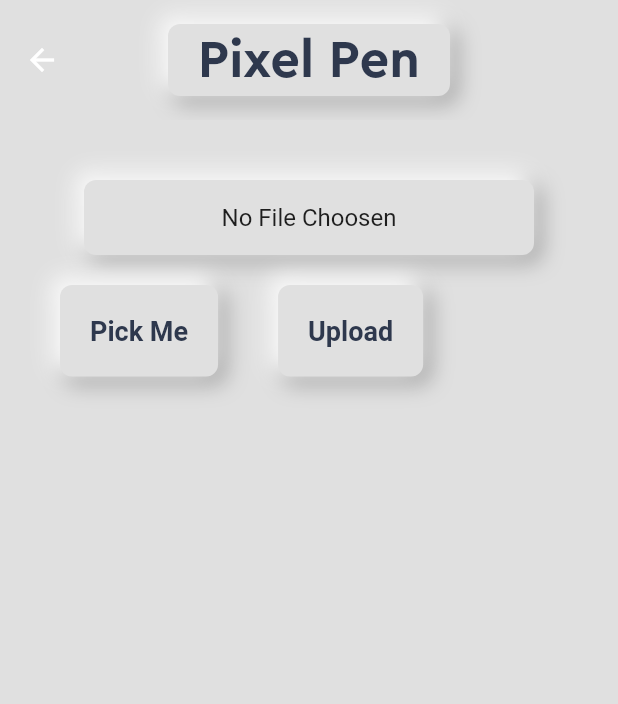
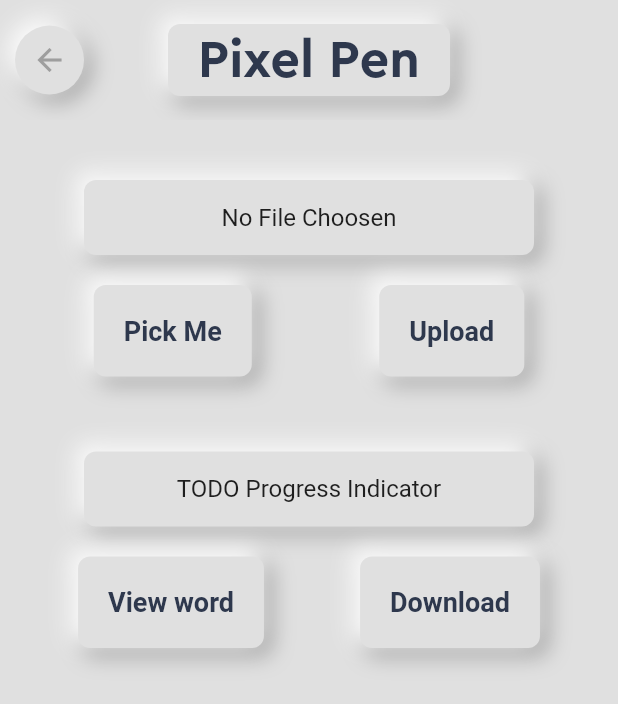
Before and after one commit to deepanshu-rajput-git/Pixel-Pen, a Flutter app: the HomePage screen opened directly, on a phone screen of 412 x 824 dp. Shown: the top 704 px of the screen. Run offline on Flutter 3.47's test engine with Material 2 defaults, Android fonts, the light colour scheme and no system bars; our stand-ins replace animate_do, file_picker, get, liquid_progress_indicator_v2.

Commit message:
Navigation button updated

```diff
--- a/lib/HomePage.dart
+++ b/lib/HomePage.dart
@@ -1,5 +1,7 @@
 import 'package:animate_do/animate_do.dart';
 import 'package:flutter/material.dart';
+import 'package:liquid_progress_indicator_v2/liquid_progress_indicator.dart';
+import 'package:pixel_pen/utils/ProgressIndicator.dart';
 import 'package:pixel_pen/utils/colors.dart';
 import 'package:pixel_pen/widgets/MainButton.dart';
 import 'package:file_picker/file_picker.dart';
@@ -45,6 +47,41 @@ class _HomePageState extends State<HomePage> {
       backgroundColor: AppColors.backgroundColor,
       appBar: AppBar(
         toolbarHeight: 80,
+        leading: Padding(
+          padding: const EdgeInsets.only(left: 10),
+          child: Container(
+            // height: 40, // Set the desired height
+            // width: 40, // Set the desired width
+            decoration: BoxDecoration(
+              shape: BoxShape.circle, // Use a circular shape for the button
+              color: AppColors.backgroundColor,
+              boxShadow: [
+                BoxShadow(
+                  color: AppColors.darkColor!,
+                  blurRadius: 12,
+                  offset: const Offset(4, 4),
+                  spreadRadius: 1,
+                ),
+                const BoxShadow(
+                  color: Colors.white,
+                  blurRadius: 12,
+                  offset: Offset(-4, -4),
+                  spreadRadius: 1,
+                ),
+              ],
+            ),
+            child: IconButton(
+              iconSize: 24, // Set the desired icon size
+              icon: Icon(
+                Icons.arrow_back,
+                color: AppColors.darkColor,
+              ),
+              onPressed: () {
+                Navigator.pop(context);
+              },
+            ),
+          ),
+        ),
         title: BounceInDown(
           delay: const Duration(milliseconds: 800),
           duration: const Duration(milliseconds: 2000),
@@ -128,6 +165,7 @@ class _HomePageState extends State<HomePage> {
                 ],
               ),
               Row(
+                mainAxisAlignment: MainAxisAlignment.spaceAround,
                 children: [
                   MainButton(
                     child: const Text(
@@ -150,7 +188,73 @@ class _HomePageState extends State<HomePage> {
                           color: AppColors.titleColor),
                     ),
                     onPressed: () {
-                      pickPDFFile();
+                      //TO DO Upload file
+                    },
+                  ),
+                ],
+              ),
+              // const MyProgressIndicator(progress: 0.1),
+              SizedBox(height: 30),
+              Row(
+                mainAxisAlignment: MainAxisAlignment.center,
+                children: [
+                  Container(
+                    width: 300,
+                    height: 100 / 2,
+                    decoration: BoxDecoration(
+                        color: AppColors.backgroundColor!,
+                        borderRadius: BorderRadius.circular(8),
+                        boxShadow: [
+                          BoxShadow(
+                              color: AppColors.darkColor!,
+                              blurRadius: 12,
+                              offset: const Offset(4, 4),
+                              spreadRadius: 1),
+                          const BoxShadow(
+                              color: Colors.white,
+                              blurRadius: 12,
+                              offset: Offset(-4, -4),
+                              spreadRadius: 1),
+                        ]),
+                    child: Center(
+                      child: FadeIn(
+                        duration: Duration(seconds: 2),
+                        child: const Text(
+                          "TODO Progress Indicator",
+                          style: TextStyle(fontSize: 16),
+                          overflow: TextOverflow.ellipsis,
+                          maxLines: 1,
+                        ),
+                      ),
+                    ),
+                  ),
+                ],
+              ),
+              Row(
+                mainAxisAlignment: MainAxisAlignment.spaceAround,
+                children: [
+                  MainButton(
+                    child: const Text(
+                      "View word",
+                      style: TextStyle(
+                          fontWeight: FontWeight.bold,
+                          fontSize: 18,
+                          color: AppColors.titleColor),
+                    ),
+                    onPressed: () {
+                      // TODO: View word file implementation
+                    },
+                  ),
+                  MainButton(
+                    child: const Text(
+                      "Download",
+                      style: TextStyle(
+                          fontWeight: FontWeight.bold,
+                          fontSize: 18,
+                          color: AppColors.titleColor),
+                    ),
+                    onPressed: () {
+                      //TO DO Download file to local device
                     },
                   ),
                 ],
```
